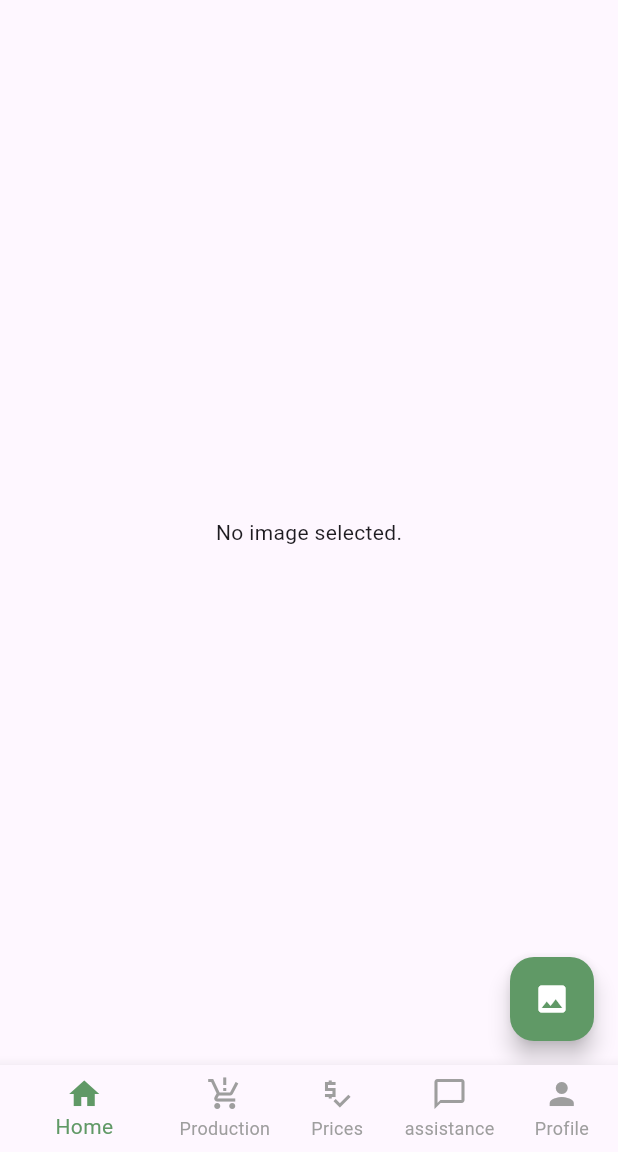
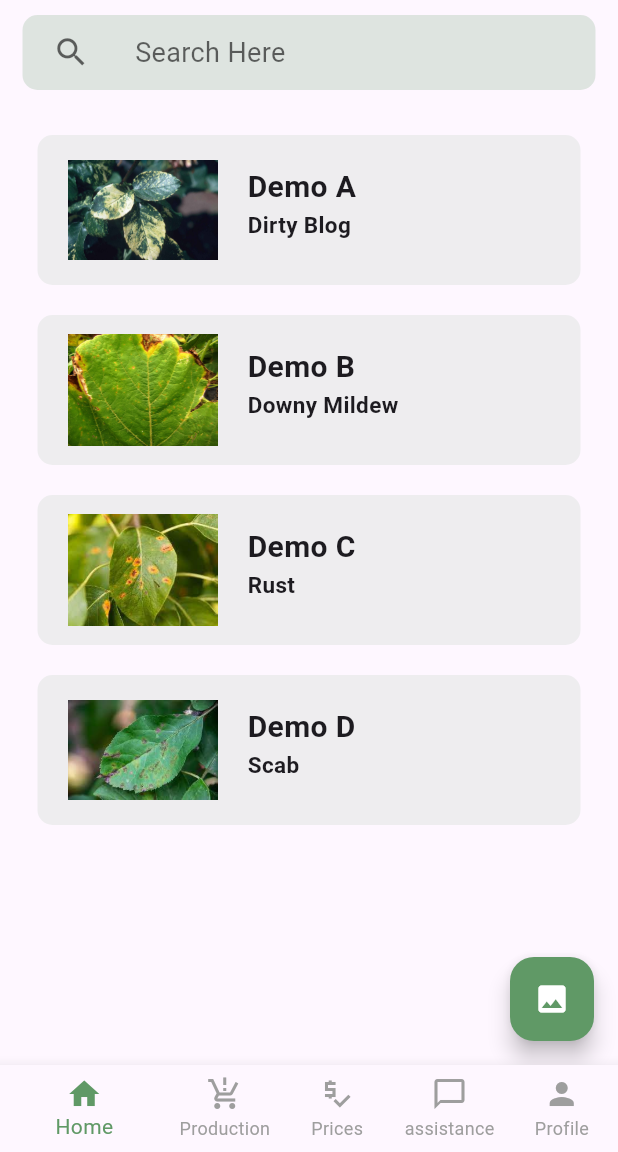
Before and after one commit to Hitesh123mori/Khedut-Mitra, a Flutter app: the screen it shows after launch, after a tap on the "photo" icon, on a phone screen of 412 x 824 dp, the part 84-1236 px from its top. Run offline on Flutter 3.47's test engine with Material 3 defaults, Android fonts, the light colour scheme and no system bars; our stand-ins replace cloud_firestore, firebase_auth, firebase_core, firebase_storage, flutter_gemini, fluttertoast and 2 more; accounts and stored records are empty.

Commit message:
home screen done by harsh

```diff
--- a/lib/constants/disease_identification.dart
+++ b/lib/constants/disease_identification.dart
@@ -20,7 +20,7 @@ class Dintification {
 
   static final List<DImage> diseaseImages = [
     DImage(
-      path: 'assets/images/dirty_blog.jpq',
+      path: 'assets/images/dirst_blog.jpg',
       Dname: 'Dirty Blog',
       name: "Demo A",
       id: 1,
--- /dev/null
+++ b/lib/screens/home_screens/disease_identified_screen.dart
@@ -0,0 +1,50 @@
+import 'package:flutter/material.dart';
+import 'package:hack_24/screens/utils/color.dart';
+
+class DiseaseIdentified extends StatefulWidget {
+  const DiseaseIdentified({super.key});
+
+  @override
+  State<DiseaseIdentified> createState() => _DiseaseIdentifiedState();
+}
+
+class _DiseaseIdentifiedState extends State<DiseaseIdentified> {
+  @override
+  Widget build(BuildContext context) {
+    return MaterialApp(
+      debugShowCheckedModeBanner: false,
+      home: Scaffold(
+        appBar: AppBar(
+          centerTitle: true,
+          backgroundColor: AppColors.theme['primaryColor'],
+          title: Text(
+            "Disease Identfied",
+            style: TextStyle(
+                fontSize: 20, color: AppColors.theme['secondaryColor']),
+          ),
+        ),
+        body: Center(
+          child: Column(
+            crossAxisAlignment: CrossAxisAlignment.center,
+            children: [
+              Image.asset(
+                "assets/images/downy_mildew.jpg",
+                height: 300,
+                width: 300,
+              ),
+              SizedBox(
+                height: 20,
+              ),
+              Text(
+                "Predicted Disease : Downy Mildew",
+                style: TextStyle(
+                  fontWeight: FontWeight.bold,
+                    fontSize: 20, color: AppColors.theme['fontColor']),
+              ),
+            ],
+          ),
+        ),
+      ),
+    );
+  }
+}
--- a/lib/screens/home_screens/tab_screens/home_tab_screen.dart
+++ b/lib/screens/home_screens/tab_screens/home_tab_screen.dart
@@ -1,7 +1,11 @@
+import 'dart:io';
 import 'package:flutter/material.dart';
 import 'package:image_picker/image_picker.dart';
-import 'dart:io';
 import 'package:hack_24/screens/utils/color.dart';
+
+import '../../../constants/disease_identification.dart';
+import '../../../main.dart';
+import '../../utils/widgets/dcard.dart';
 
 class HomeTabScreen extends StatefulWidget {
   const HomeTabScreen({super.key});
@@ -11,34 +15,79 @@ class HomeTabScreen extends StatefulWidget {
 }
 
 class _HomeTabScreenState extends State<HomeTabScreen> {
-  File? _image; // Variable to hold the selected image
-  final ImagePicker _picker = ImagePicker(); // ImagePicker instance
+  final ImagePicker _picker = ImagePicker();
+  File? _image;
+  List<DImage> dls = Dintification.diseaseImages;
 
-  // Method to pick an image from the gallery
   Future<void> _pickImage() async {
-    final pickedFile = await _picker.pickImage(source: ImageSource.gallery);
-    if (pickedFile != null) {
+    try {
+      final XFile? image = await _picker.pickImage(source: ImageSource.camera);
+      if (image != null) {
+        print("path: ${image.path}   Mime type: ${image.mimeType}");
+
         setState(() {
-        _image = File(pickedFile.path);
+          _image = File(image.path); // Convert the path to File
         });
-      // You can handle the image further here (e.g., upload it to a server)
+      }
+    } catch (e) {
+      print("Error picking image: $e");
     }
   }
 
   @override
   Widget build(BuildContext context) {
-    return MaterialApp(
-      debugShowCheckedModeBanner: false,
-      home: Scaffold(
+    mq = MediaQuery.of(context).size;
+    return Scaffold(
       floatingActionButton: FloatingActionButton(
         child: Icon(Icons.photo, color: Colors.white),
-          onPressed: _pickImage, // Call _pickImage method on press
+        onPressed: _pickImage,
         backgroundColor: AppColors.theme['primaryColor'],
       ),
-        body: Center(
-          child: _image == null
-              ? Text('No image selected.')
-              : Image.file(_image!), // Display the selected image
+      body: Padding(
+        padding: const EdgeInsets.symmetric(horizontal: 15, vertical: 10),
+        child: Column(
+          children: [
+            Container(
+              height: 50,
+              width: mq.width * 1,
+              decoration: BoxDecoration(
+                color: AppColors.theme['primaryColor']!.withOpacity(0.2),
+                borderRadius: BorderRadius.circular(10),
+              ),
+              child: Row(
+                children: [
+                  Padding(
+                    padding: const EdgeInsets.only(left: 20),
+                    child: Icon(
+                      Icons.search,
+                      color: AppColors.theme['fontColor']!.withOpacity(0.6),
+                      size: 25,
+                    ),
+                  ),
+                  Padding(
+                    padding: const EdgeInsets.only(left: 30),
+                    child: Text(
+                      "Search Here",
+                      style: TextStyle(
+                        color: AppColors.theme['fontColor']!.withOpacity(0.6),
+                        fontSize: 18,
+                      ),
+                    ),
+                  ),
+                ],
+              ),
+            ),
+            SizedBox(height: 20),
+            Expanded(
+              child: ListView.builder(
+                itemCount: dls.length,
+                itemBuilder: (context, index) {
+                  DImage dImage = dls[index];
+                  return Dcard(di: dImage,) ;
+                },
+              ),
+            ),
+          ],
         ),
       ),
     );
--- /dev/null
+++ b/lib/screens/utils/widgets/dcard.dart
@@ -0,0 +1,65 @@
+import 'package:flutter/material.dart' ;
+import 'package:hack_24/constants/disease_identification.dart';
+import 'package:hack_24/screens/transition/left_right.dart';
+
+import '../../home_screens/disease_identified_screen.dart';
+import '../color.dart';
+
+class Dcard extends StatefulWidget {
+  final DImage di ;
+
+  const Dcard({super.key, required this.di});
+
+  @override
+  State<Dcard> createState() => _DcardState();
+}
+
+class _DcardState extends State<Dcard> {
+
+
+
+  @override
+  Widget build(BuildContext context) {
+    return InkWell(
+      onTap: (){
+        Navigator.push(context, LeftToRight(DiseaseIdentified())) ;
+      },
+      child: Padding(
+        padding: const EdgeInsets.symmetric(horizontal: 10.0,vertical: 10),
+        child: Container(
+          width: 400,
+          height: 100,
+          decoration: BoxDecoration(
+            borderRadius: BorderRadius.circular(10),
+            color: AppColors.theme['primaryColor'].withOpacity(0.1)
+          ),
+          child: Row(
+            children: [
+              SizedBox(width: 20,),
+              Image.asset(widget.di.path,height: 100,width: 100,),
+              SizedBox(width: 10,),
+              Padding(
+                padding: const EdgeInsets.symmetric(horizontal: 10,vertical: 20),
+                child: Center(
+                  child: Column(
+                    crossAxisAlignment: CrossAxisAlignment.start,
+                    children: [
+
+                      Text(widget.di.name,style: TextStyle(fontWeight: FontWeight.bold,fontSize: 20),),
+                      Text(widget.di.Dname,style: TextStyle(fontWeight: FontWeight.bold,fontSize: 15),)
+
+
+
+
+                    ],
+
+                  ),
+                ),
+              )
+            ],
+          ),
+        ),
+      ),
+    );
+  }
+}
```
Lines whose indentation alone changed are shown as unchanged.
